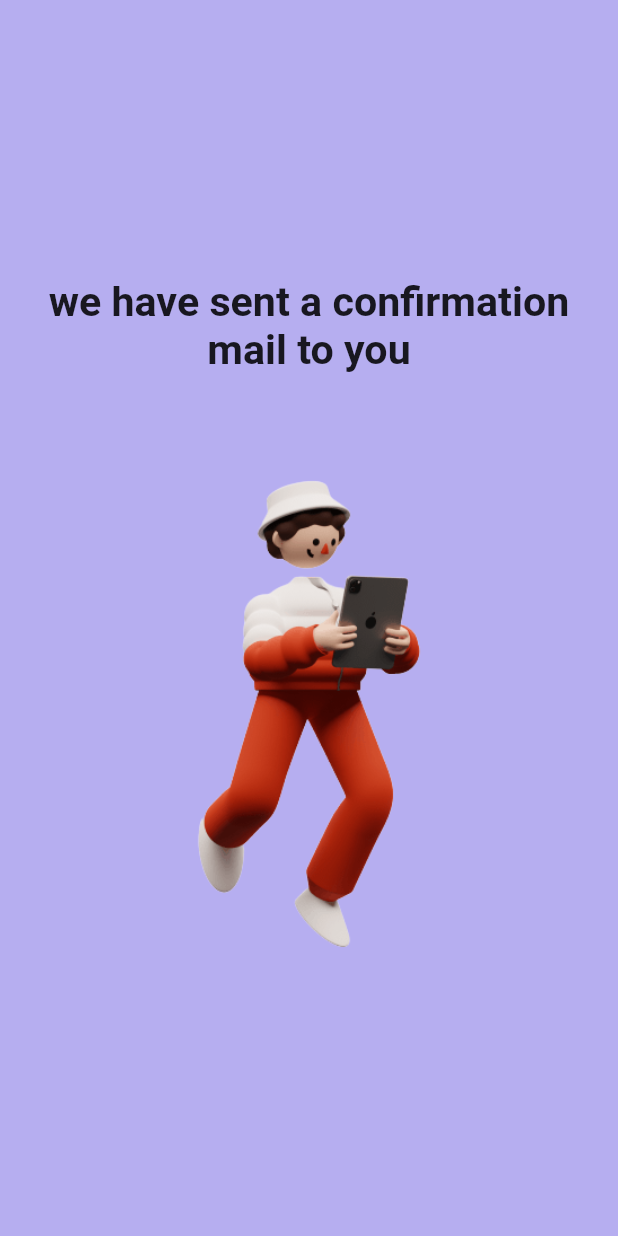
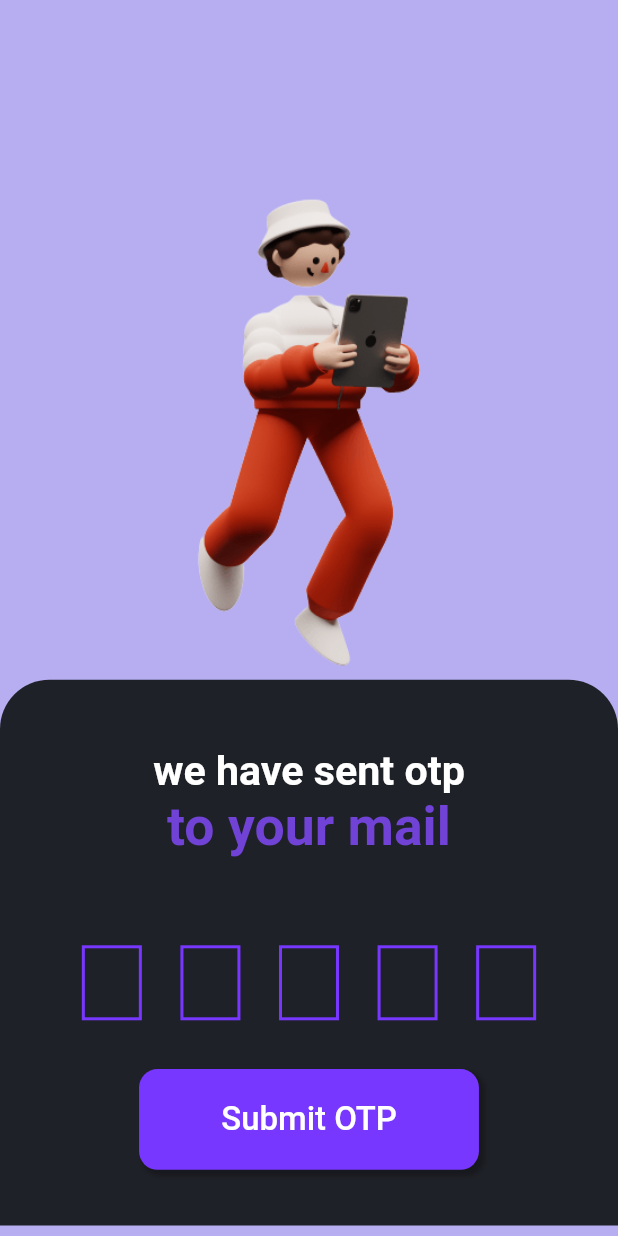
Before and after one commit to hemantlakhotia204/stocio-app, a Flutter app: the ConfirmScreen screen opened by its route, on a phone screen of 412 x 824 dp. Run offline on Flutter 3.47's test engine with Material 2 defaults, Android fonts, the light colour scheme and no system bars; drawn by our look-alikes of pin_code_fields; our stand-ins replace sizer.

Commit message:
Confirm screen updated to otp

```diff
--- a/lib/common/widgets/s_text.dart
+++ b/lib/common/widgets/s_text.dart
@@ -13,6 +13,7 @@ class SText extends StatelessWidget {
     return Container(
       margin: EdgeInsets.only(top: 1.h, bottom: 2.h),
       child: RichText(
+        textAlign: TextAlign.center,
         text: TextSpan(
             text: prefixText,
             style: TextStyle(
--- a/lib/login/screens/confirm_screen.dart
+++ b/lib/login/screens/confirm_screen.dart
@@ -1,34 +1,105 @@
+import 'dart:async';
+
 import 'package:flutter/material.dart';
+import 'package:flutter/services.dart';
+import 'package:pin_code_fields/pin_code_fields.dart';
 import 'package:stocio_app/common/utils/utils.dart';
 import 'package:sizer/sizer.dart';
+import 'package:stocio_app/common/widgets/s_button.dart';
+import 'package:stocio_app/common/widgets/s_text.dart';
 
-class ConfirmScreen extends StatelessWidget {
+class ConfirmScreen extends StatefulWidget {
   const ConfirmScreen({Key? key}) : super(key: key);
+
+  @override
+  State<ConfirmScreen> createState() => _ConfirmScreenState();
+}
+
+class _ConfirmScreenState extends State<ConfirmScreen> {
+  StreamController<ErrorAnimationType> errorController =
+      StreamController<ErrorAnimationType>();
 
   @override
   Widget build(BuildContext context) {
     return Scaffold(
+      resizeToAvoidBottomInset: true,
       backgroundColor: Utils.getColor('SB'),
-      body: Container(
-        padding: Utils.contentPadding(),
-        child: Column(
-          crossAxisAlignment: CrossAxisAlignment.center,
+      body: SingleChildScrollView(
+        child: Stack(
           children: [
-            Container(
-              margin: EdgeInsets.only(top: 20.h, bottom: 5.h),
-              child: Text(
-                'we have sent a confirmation \nmail to you', //Change this text
-                style: TextStyle(
-                    fontWeight: FontWeight.w600,
-                    fontSize: 20.sp,
-                    // color: Utils.getColor(''),
+            Expanded(
+              child: Container(
+                padding: Utils.contentPadding(),
+                child: Padding(
+                  padding: EdgeInsets.only(top: 10.h),
+                  child: Image.asset('assets/images/man_with_tablet.png'),
                 ),
-                textAlign: TextAlign.center,
               ),
             ),
-            Padding(
-              padding: EdgeInsets.only(bottom: 10.h),
-              child: Image.asset('assets/images/man_with_tablet.png'),
+            Expanded(
+              child: Container(
+                alignment: Alignment.bottomCenter,
+                width: 100.w,
+                decoration: BoxDecoration(
+                  color: Utils.getColor('PB'),
+                  borderRadius: BorderRadius.vertical(top: Radius.circular(8.w)),
+                ),
+                padding: Utils.contentPadding(),
+                margin: EdgeInsets.only(top: 55.h),
+                child: Column(
+                  crossAxisAlignment: CrossAxisAlignment.center,
+                  children: [
+                    Container(
+                      margin: EdgeInsets.only(top: 2.h, bottom: 5.h),
+                      child: const SText(
+                        prefixText: 'we have sent otp\n',
+                       suffixText: 'to your mail',
+                      ),
+                    ),
+                    Container(
+                      padding: Utils.contentPadding(horizontal: 2.w, vertical: 0),
+                      child: PinCodeTextField(
+                        validator: (value) {
+                          if(value!=null && value.isNotEmpty) {
+                            return 'Otp field cannot be empty';
+                          }
+                          return '';
+                        },
+                        mainAxisAlignment: MainAxisAlignment.spaceEvenly,
+                        length: 5,
+                        textStyle: TextStyle(color: Utils.getColor('')),
+                        keyboardType: TextInputType.number,
+                        inputFormatters: [
+                          FilteringTextInputFormatter.digitsOnly,
+                        ],
+                        obscureText: true,
+                        blinkWhenObscuring: true,
+                        animationType: AnimationType.fade,
+                        animationDuration: const Duration(milliseconds: 300),
+                        errorAnimationController: errorController,
+                        onChanged: (value) {
+                          errorController.add(ErrorAnimationType.shake); //for testing
+                          setState(() {
+                            // currentText = value;
+                          });
+                        },
+                        appContext: context,
+                        pinTheme: PinTheme(
+                          shape: PinCodeFieldShape.box,
+                          inactiveColor: Utils.getColor('PBB'),
+                          activeColor: Utils.getColor('')
+                        ),
+                      ),
+                    ),
+                    SButton(
+                      text: 'Submit OTP',
+                      onPressed: () {},
+                      primaryColor: Utils.getColor('PBB'),
+                      width: 55.w,
+                    )
+                  ],
+                ),
+              ),
             )
           ],
         ),
--- a/pubspec.yaml
+++ b/pubspec.yaml
@@ -37,6 +37,8 @@ dependencies:
   sizer: ^2.0.15
   json_serializable: ^6.1.4
   shared_preferences: ^2.0.13
+  pin_code_fields: ^7.4.0
+
 
 dev_dependencies:
   flutter_test:
```
Also changed, not shown: pubspec.lock.
